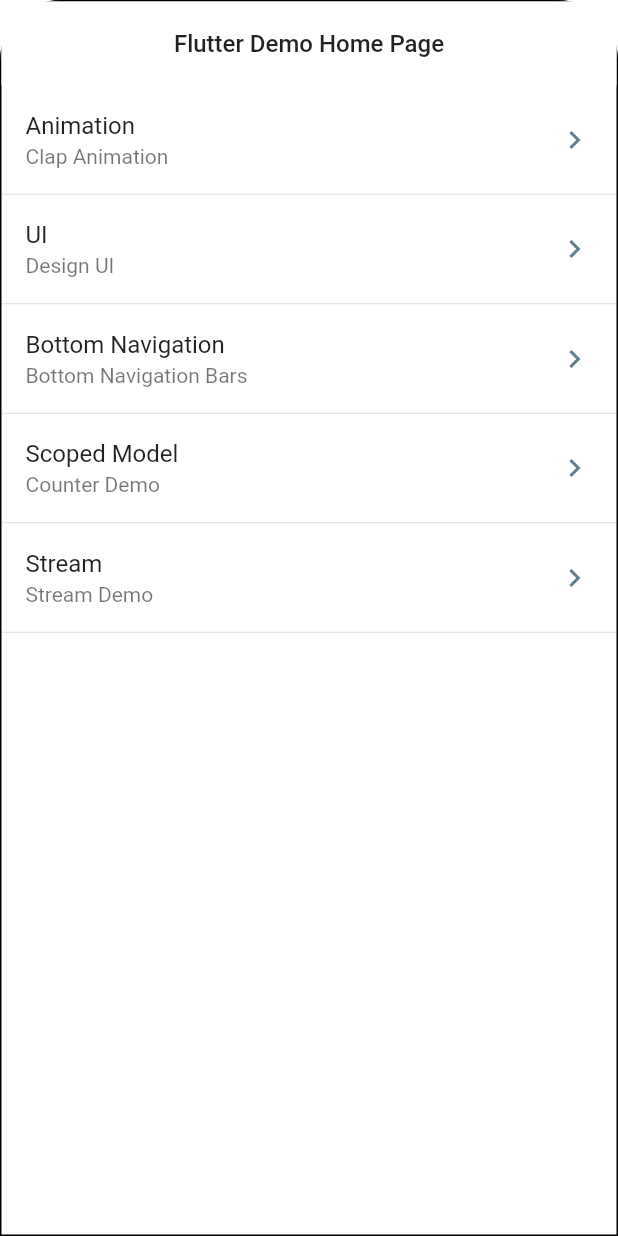
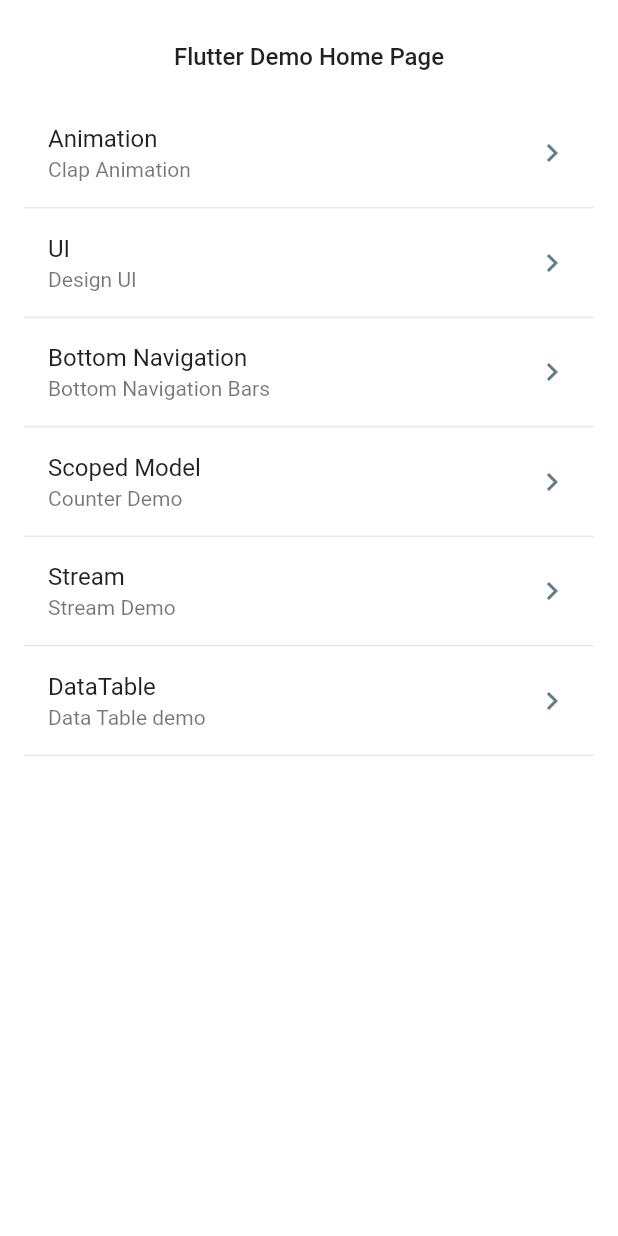
Before and after one commit to atjoneswang/flutter_sample, a Flutter app: the screen it shows after launch, on a phone screen of 412 x 824 dp. Run offline on Flutter 3.47's test engine with Material 2 defaults, Android fonts, the phone set to English and light mode, and no system bars; our stand-ins replace faker; missing offline and left inert: fluttery.

Commit message:
update demo

```diff
--- /dev/null
+++ b/clapanimation/lib/common/widgetmods.dart
@@ -0,0 +1,9 @@
+import 'package:flutter/material.dart';
+
+BoxDecoration buildRadiusContainer([Color color=Colors.white,double radius=20.0, double borderWidth=6.0] ) {
+    return BoxDecoration(
+        borderRadius: BorderRadius.all(Radius.circular(radius)),
+        border: Border.all(width: borderWidth, color: color),
+        color: color,
+      );
+  }
--- a/clapanimation/lib/main.dart
+++ b/clapanimation/lib/main.dart
@@ -8,6 +8,7 @@ import 'ui/bottomnav/mainpage.dart';
 import 'models/example_model.dart';
 import 'scopemodel/scope.dart';
 import 'stream/streamdemo.dart';
+import 'datatable/datatabledemo.dart';
 
 void main(){
   SystemChrome.setPreferredOrientations([
@@ -36,6 +37,7 @@ class MyApp extends StatelessWidget {
         Routes.bottomnav: (context) => new BottomNav(),
         Routes.scopemodel: (context) => new ScopeDemo(),
         Routes.stream: (context) => StreamDemo(),
+        Routes.datatable: (context) => DataTableDemo(),
       },
     );
   }
--- a/clapanimation/lib/menupage.dart
+++ b/clapanimation/lib/menupage.dart
@@ -1,5 +1,6 @@
 import 'package:flutter/material.dart';
 import 'list_menu.dart';
+import 'common/widgetmods.dart';
 
 class MainPage extends StatelessWidget {
   final String title;
@@ -8,18 +9,11 @@ class MainPage extends StatelessWidget {
 
   @override
   Widget build(BuildContext context) {
+    final double statusBarHeight = MediaQuery.of(context).padding.top;
     return Container(
-      height: 40.0,
-      decoration: ShapeDecoration(
-        color: Colors.black,
-        shape: RoundedRectangleBorder(
-          borderRadius: BorderRadius.only(
-            topLeft: const Radius.circular(40.0),
-            topRight: const Radius.circular(40.0),
-          ),
-          side: BorderSide(color: Colors.black38),
-        ),
-      ),
+      decoration: buildRadiusContainer(),
+      margin: EdgeInsets.only(
+            top: statusBarHeight+4, bottom: 12.0, left: 10.0, right: 10.0),
       child: Scaffold(
         appBar: AppBar(
           title: Text(
--- a/clapanimation/lib/models/example_model.dart
+++ b/clapanimation/lib/models/example_model.dart
@@ -13,6 +13,7 @@ class Routes {
   static const String bottomnav = "/bottomnav";
   static const String scopemodel = "/scopemodel";
   static const String stream = "/stream";
+  static const String datatable = "/datatable";
 }
 
 List<ExampleModel> initModels = [
@@ -22,4 +23,5 @@ List<ExampleModel> initModels = [
   const ExampleModel("Bottom Navigation", "Bottom Navigation Bars", Routes.bottomnav),
   const ExampleModel("Scoped Model", "Counter Demo", Routes.scopemodel),
   const ExampleModel("Stream", "Stream Demo", Routes.stream),
+  const ExampleModel("DataTable", "Data Table demo", Routes.datatable),
   ];
--- a/clapanimation/pubspec.yaml
+++ b/clapanimation/pubspec.yaml
@@ -10,6 +10,7 @@ dependencies:
   cupertino_icons: ^0.1.2
   url_launcher: ^2.0.2
   scoped_model: ^0.2.0
+  faker: ^0.0.5
 
 dev_dependencies:
   flutter_test:
@@ -24,6 +25,7 @@ flutter:
 
   assets:
     - assets/images/
+    - images/
   # The following line ensures that the Material Icons font is
   # included with your application, so that you can use the icons in
   # the material Icons class.
```
Also changed, not shown: clapanimation/lib/datatable/datatabledemo.dart (+65 -3 lines), clapanimation/pubspec.lock.
